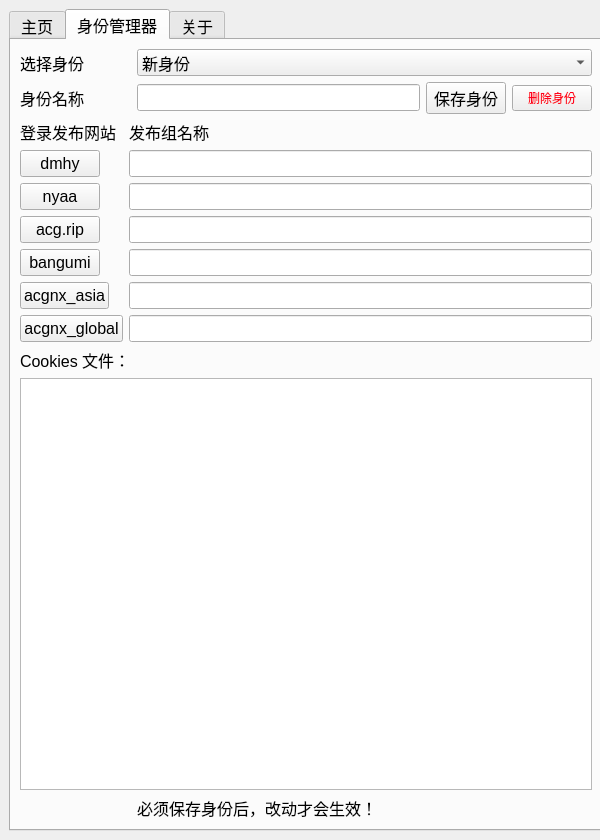
This is OKP.ui in AmusementClub/OKPGUI as Qt 5 draws it before an edit. The edited form follows.
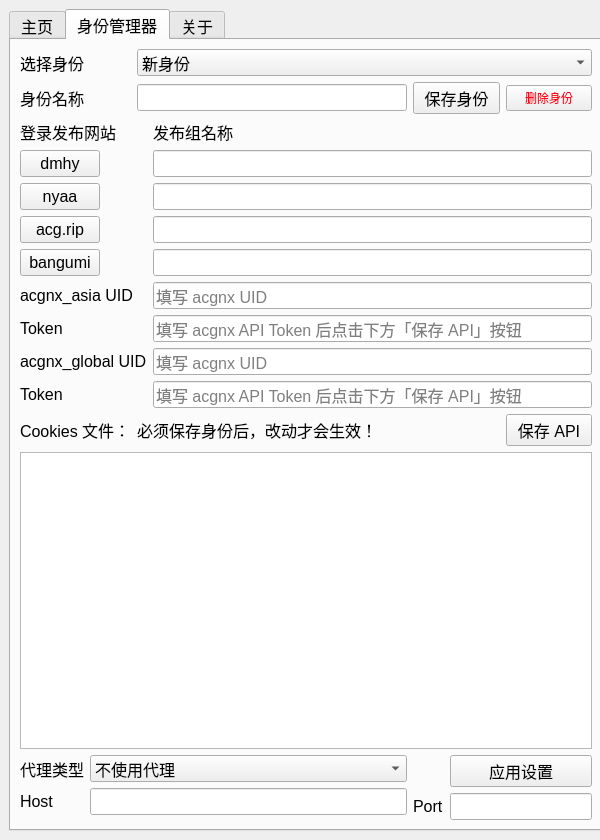
This is the edited form. The open tabs and pages were chosen to show the change.

What changed in the file:
```diff
--- a/OKP.ui
+++ b/OKP.ui
@@ -39,7 +39,7 @@
     </sizepolicy>
    </property>
    <layout class="QGridLayout" name="gridLayout_2">
-    <item row="0" column="0">
+    <item row="0" column="1">
      <widget class="QTabWidget" name="tab">
       <property name="sizePolicy">
        <sizepolicy hsizetype="Expanding" vsizetype="Expanding">
@@ -711,6 +711,9 @@
             <property name="readOnly">
              <bool>false</bool>
             </property>
+            <property name="clearButtonEnabled">
+             <bool>false</bool>
+            </property>
            </widget>
           </item>
           <item row="3" column="0">
@@ -734,24 +737,60 @@
            <widget class="QLineEdit" name="textBangumiName"/>
           </item>
           <item row="5" column="0">
-           <widget class="QPushButton" name="buttonAcgnxasiaLogin">
+           <widget class="QLabel" name="acgnx_asiaLabel">
             <property name="text">
-             <string>acgnx_asia</string>
+             <string>acgnx_asia UID</string>
             </property>
            </widget>
           </item>
           <item row="5" column="1">
-           <widget class="QLineEdit" name="textAcgnxasiaName"/>
-          </item>
-          <item row="6" column="0">
-           <widget class="QPushButton" name="buttonAcgnxglobalLogin">
-            <property name="text">
-             <string>acgnx_global</string>
+           <widget class="QLineEdit" name="textAcgnxasiaName">
+            <property name="placeholderText">
+             <string>填写 acgnx UID</string>
             </property>
            </widget>
           </item>
           <item row="6" column="1">
-           <widget class="QLineEdit" name="textAcgnxglobalName"/>
+           <widget class="QLineEdit" name="textAcgnxasiaToken">
+            <property name="placeholderText">
+             <string>填写 acgnx API Token 后点击下方「保存 API」按钮</string>
+            </property>
+           </widget>
+          </item>
+          <item row="8" column="0">
+           <widget class="QLabel" name="acgnx_globalLabel">
+            <property name="text">
+             <string>acgnx_global UID</string>
+            </property>
+           </widget>
+          </item>
+          <item row="8" column="1">
+           <widget class="QLineEdit" name="textAcgnxglobalName">
+            <property name="placeholderText">
+             <string>填写 acgnx UID</string>
+            </property>
+           </widget>
+          </item>
+          <item row="9" column="1">
+           <widget class="QLineEdit" name="textAcgnxglobalToken">
+            <property name="placeholderText">
+             <string>填写 acgnx API Token 后点击下方「保存 API」按钮</string>
+            </property>
+           </widget>
+          </item>
+          <item row="6" column="0">
+           <widget class="QLabel" name="label_11">
+            <property name="text">
+             <string>Token</string>
+            </property>
+           </widget>
+          </item>
+          <item row="9" column="0">
+           <widget class="QLabel" name="label_19">
+            <property name="text">
+             <string>Token</string>
+            </property>
+           </widget>
           </item>
          </layout>
         </item>
@@ -822,13 +861,76 @@
           </property>
          </widget>
         </item>
-        <item row="5" column="1">
+        <item row="3" column="1">
          <widget class="QLabel" name="label_6">
           <property name="text">
            <string>必须保存身份后，改动才会生效！</string>
           </property>
          </widget>
         </item>
+        <item row="5" column="2" colspan="2">
+         <layout class="QFormLayout" name="formLayout_5">
+          <item row="2" column="0">
+           <widget class="QLabel" name="portLabel_2">
+            <property name="text">
+             <string>Port</string>
+            </property>
+           </widget>
+          </item>
+          <item row="2" column="1">
+           <widget class="QLineEdit" name="textProxyPort"/>
+          </item>
+          <item row="1" column="1">
+           <widget class="QPushButton" name="buttonApplyProxy">
+            <property name="text">
+             <string>应用设置</string>
+            </property>
+           </widget>
+          </item>
+         </layout>
+        </item>
+        <item row="5" column="0" colspan="2">
+         <layout class="QFormLayout" name="formLayout_4">
+          <item row="0" column="0">
+           <widget class="QLabel" name="Label">
+            <property name="text">
+             <string>代理类型</string>
+            </property>
+           </widget>
+          </item>
+          <item row="0" column="1">
+           <widget class="QComboBox" name="menuProxyType">
+            <item>
+             <property name="text">
+              <string>不使用代理</string>
+             </property>
+            </item>
+            <item>
+             <property name="text">
+              <string>HTTP</string>
+             </property>
+            </item>
+           </widget>
+          </item>
+          <item row="1" column="0">
+           <widget class="QLabel" name="hostLabel">
+            <property name="text">
+             <string>Host</string>
+            </property>
+           </widget>
+          </item>
+          <item row="1" column="1">
+           <widget class="QLineEdit" name="textProxyHost"/>
+          </item>
+         </layout>
+        </item>
+        <item row="3" column="3">
+         <widget class="QPushButton" name="buttonSaveAPI">
+          <property name="text">
+           <string>保存 API</string>
+          </property>
+         </widget>
+        </item>
        </layout>
       </widget>
       <widget class="QWidget" name="tab_2">
```
Left out of the diff: 16 changed lines with no effect on the pictures.
